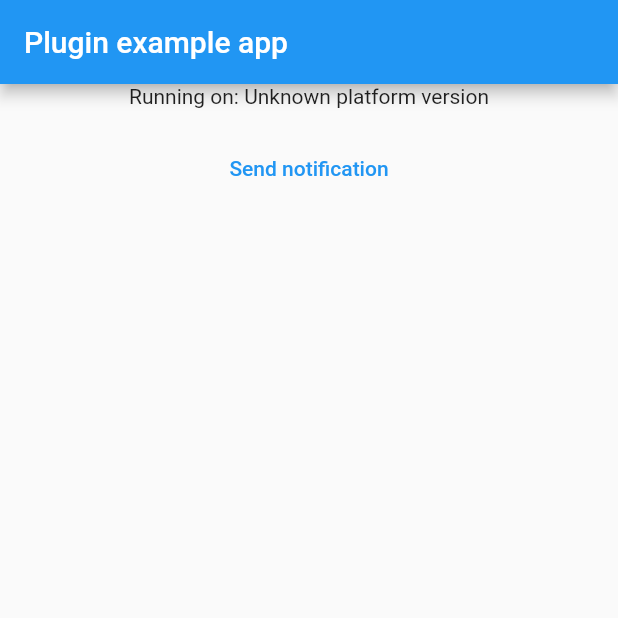
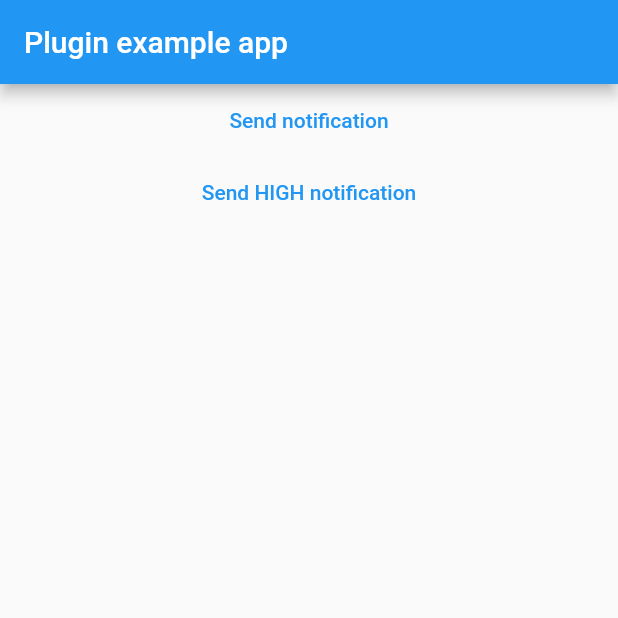
Before and after one commit to matfire/simple_local_notifications, a Flutter app: the screen it shows after launch, after a tap on "Send notification", on a phone screen of 412 x 824 dp, the top half of it. Run offline on Flutter 3.47's test engine with Material 2 defaults, Android fonts, the light colour scheme and no system bars; our stand-ins replace permission_handler, plugin_platform_interface; missing offline and left inert: dart:html.

Commit message:
add: updated example

```diff
--- a/example/lib/main.dart
+++ b/example/lib/main.dart
@@ -1,7 +1,6 @@
 import 'package:flutter/material.dart';
 import 'dart:async';
 
-import 'package:flutter/services.dart';
 import 'package:permission_handler/permission_handler.dart';
 import 'package:simple_local_notifications/models/notification.dart';
 import 'package:simple_local_notifications/simple_local_notifications.dart';
@@ -18,36 +17,23 @@ class MyApp extends StatefulWidget {
 }
 
 class _MyAppState extends State<MyApp> {
-  String _platformVersion = 'Unknown';
   final _simpleLocalNotificationsPlugin = SimpleLocalNotifications();
 
   @override
   void initState() {
     super.initState();
-    initPlatformState();
+    initApplication();
   }
 
-  // Platform messages are asynchronous, so we initialize in an async method.
-  Future<void> initPlatformState() async {
-    String platformVersion;
-    // Platform messages may fail, so we use a try/catch PlatformException.
-    // We also handle the message potentially returning null.
+  Future<void> initApplication() async {
     try {
-      platformVersion =
-          await _simpleLocalNotificationsPlugin.getPlatformVersion() ??
-              'Unknown platform version';
-    } on PlatformException {
-      platformVersion = 'Failed to get platform version.';
+      await _simpleLocalNotificationsPlugin.createNotificationChannel(
+          channelId: "simple_local_notifications_channel_priority",
+          channelName: "simple_local_notifications_priority",
+          priority: SLNotificationPriority.high);
+    } catch (e) {
+      print(e.toString());
     }
-
-    // If the widget was removed from the tree while the asynchronous platform
-    // message was in flight, we want to discard the reply rather than calling
-    // setState to update our non-existent appearance.
-    if (!mounted) return;
-
-    setState(() {
-      _platformVersion = platformVersion;
-    });
   }
 
   @override
@@ -60,7 +46,6 @@ class _MyAppState extends State<MyApp> {
         body: Center(
           child: Column(
             children: [
-              Text('Running on: $_platformVersion\n'),
               TextButton(
                 onPressed: () async {
                   await Permission.notification.request();
@@ -71,7 +56,23 @@ class _MyAppState extends State<MyApp> {
                     iconPath: "assets/icons/icon.png",
                   ));
                 },
-                  child: const Text("Send notification"))
+                child: const Text("Send notification"),
+              ),
+              TextButton(
+                onPressed: () async {
+                  await Permission.notification.request();
+                  await _simpleLocalNotificationsPlugin
+                      .sendNotification(SLNotification(
+                    title: "Hello world",
+                    content: "from a flutter plugin",
+                    iconPath: "assets/icons/icon.png",
+                    channelId: "simple_local_notifications_channel_priority",
+                    channelName: "simple_local_notifications_priority",
+                    priority: SLNotificationPriority.high,
+                  ));
+                },
+                child: const Text("Send HIGH notification"),
+              ),
             ],
           ),
         ),
```
Lines whose indentation alone changed are shown as unchanged.
